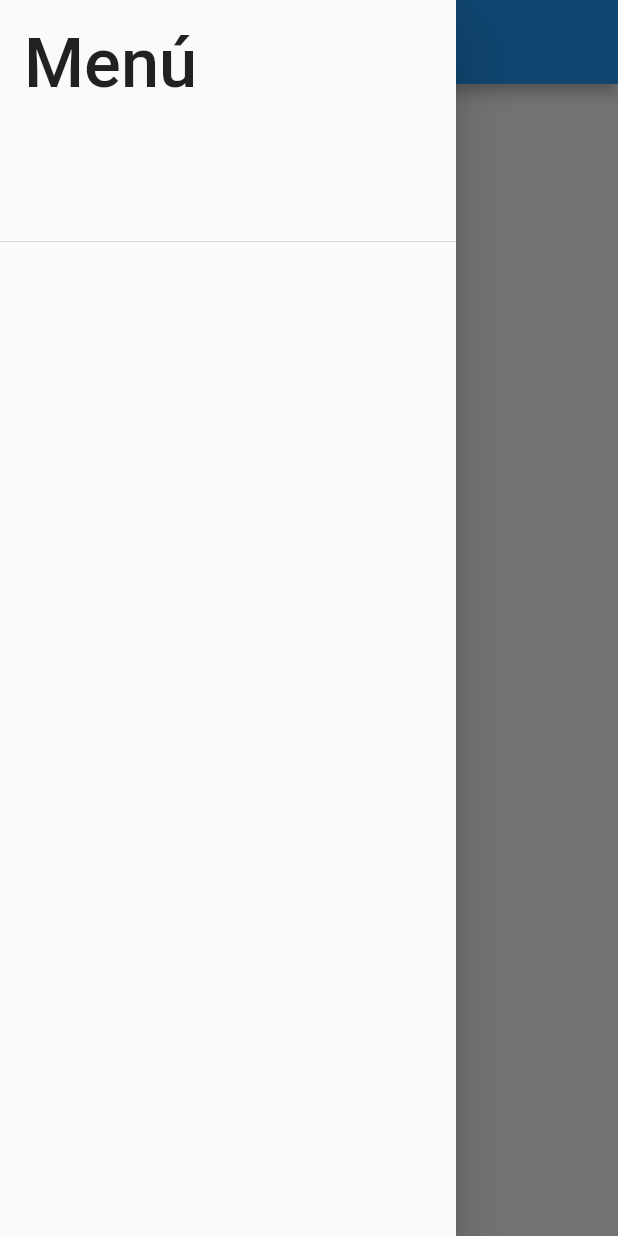
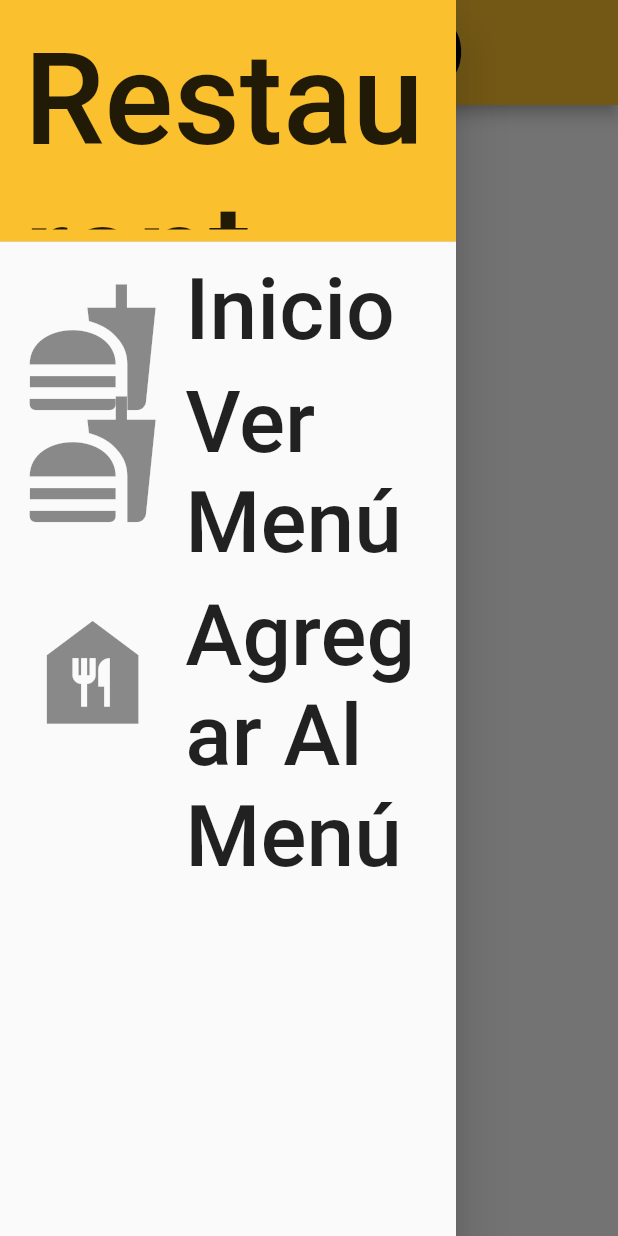
Before and after one commit to Sam200018/restaurant, a Flutter app: the screen it shows after launch, with the side drawer open, on a phone screen of 412 x 824 dp. Run offline on Flutter 3.47's test engine with Material 2 defaults, Android fonts, the phone set to English and light mode, and no system bars; our stand-ins replace flutter_screenutil.

Commit message:
Se agregaron las

```diff
--- a/lib/main.dart
+++ b/lib/main.dart
@@ -1,5 +1,7 @@
 import 'package:flutter/material.dart';
-import 'package:restaurant/pages/products_page.dart';
+import 'package:restaurant/pages/add_product_page.dart';
+import 'package:restaurant/pages/menu_page.dart';
+import 'package:restaurant/pages/tables_page.dart';
 
 void main() {
   runApp(MyApp());
@@ -15,9 +17,11 @@ class MyApp extends StatelessWidget {
         primarySwatch: Colors.blue,
         visualDensity: VisualDensity.adaptivePlatformDensity,
       ),
-      initialRoute: ProductsPage.id,
+      initialRoute: TablesPage.id,
       routes: {
-        ProductsPage.id: (_) => ProductsPage(),
+        TablesPage.id: (_) => TablesPage(),
+        MenuPage.id: (_) => MenuPage(),
+        AddProductPage.id: (_) => AddProductPage(),
       },
     );
   }
--- /dev/null
+++ b/lib/pages/add_product_page.dart
@@ -0,0 +1,22 @@
+import 'package:flutter/material.dart';
+import 'package:restaurant/widgets/slide_bar.dart';
+import 'package:restaurant/widgets/topBar.dart';
+
+class AddProductPage extends StatelessWidget {
+  static String id = 'add_product_page';
+
+  const AddProductPage({Key key}) : super(key: key);
+
+  @override
+  Widget build(BuildContext context) {
+    return Scaffold(
+      appBar: MyAppBar(
+        topTitle: 'Agregar al Menú',
+      ),
+      drawer: SlideBar(),
+      body: Center(
+        child: Text('Add Something'),
+      ),
+    );
+  }
+}
--- /dev/null
+++ b/lib/pages/menu_page.dart
@@ -0,0 +1,17 @@
+import 'package:flutter/material.dart';
+import 'package:restaurant/widgets/topBar.dart';
+
+class MenuPage extends StatelessWidget {
+  static String id = 'menu_page';
+  const MenuPage({Key key}) : super(key: key);
+
+  @override
+  Widget build(BuildContext context) {
+    return Scaffold(
+      appBar: MyAppBar(
+        topTitle: 'Menú',
+      ),
+      body: Center(child: Text('Menú')),
+    );
+  }
+}
--- a/lib/pages/products_page.dart
+++ /dev/null
@@ -1,40 +0,0 @@
-import 'package:flutter/material.dart';
-
-import 'package:flutter_screenutil/flutter_screenutil.dart';
-
-class ProductsPage extends StatefulWidget {
-  static String id = 'products_page';
-
-  @override
-  _ProductsPageState createState() => _ProductsPageState();
-}
-
-class _ProductsPageState extends State<ProductsPage> {
-  @override
-  Widget build(BuildContext context) {
-    ScreenUtil.init(context);
-
-    return Scaffold(
-      appBar: AppBar(
-        centerTitle: true,
-        title: Text(
-          'Menú',
-          style: TextStyle(fontSize: 50.ssp),
-        ),
-      ),
-      drawer: Drawer(
-        child: ListView(
-          children: [
-            DrawerHeader(
-              child: Text(
-                'Menú',
-                style: TextStyle(fontSize: 40.ssp),
-              ),
-            ),
-          ],
-        ),
-      ),
-      body: Center(),
-    );
-  }
-}
--- /dev/null
+++ b/lib/pages/table_page.dart
@@ -0,0 +1,12 @@
+import 'package:flutter/material.dart';
+
+class TablePage extends StatelessWidget {
+  const TablePage({Key key}) : super(key: key);
+
+  @override
+  Widget build(BuildContext context) {
+    return Container(
+      child: Text('aquí iría mesa'),
+    );
+  }
+}
--- /dev/null
+++ b/lib/pages/tables_page.dart
@@ -0,0 +1,26 @@
+import 'package:flutter/material.dart';
+
+import 'package:flutter_screenutil/flutter_screenutil.dart';
+import 'package:restaurant/widgets/slide_bar.dart';
+import 'package:restaurant/widgets/topBar.dart';
+
+class TablesPage extends StatefulWidget {
+  static String id = 'tables_page';
+
+  @override
+  _TablesPageState createState() => _TablesPageState();
+}
+
+class _TablesPageState extends State<TablesPage> {
+  @override
+  Widget build(BuildContext context) {
+    ScreenUtil.init(context);
+    return Scaffold(
+      appBar: MyAppBar(
+        topTitle: 'Inicio',
+      ),
+      drawer: SlideBar(),
+      body: Center(),
+    );
+  }
+}
--- /dev/null
+++ b/lib/widgets/slide_bar.dart
@@ -0,0 +1,68 @@
+import 'package:flutter/material.dart';
+import 'package:flutter_screenutil/flutter_screenutil.dart';
+import 'package:restaurant/pages/add_product_page.dart';
+import 'package:restaurant/pages/menu_page.dart';
+import 'package:restaurant/pages/tables_page.dart';
+
+class SlideBar extends StatelessWidget {
+  const SlideBar({Key key}) : super(key: key);
+
+  @override
+  Widget build(BuildContext context) {
+    ScreenUtil.init(context);
+    return Drawer(
+      child: ListView(
+        children: [
+          DrawerHeader(
+            decoration: BoxDecoration(
+              color: Colors.yellow[700],
+            ),
+            child: Text(
+              'Restaurant',
+              style: TextStyle(fontSize: 75.ssp),
+            ),
+          ),
+          ListTile(
+            leading: Icon(
+              Icons.fastfood,
+              size: 80.ssp,
+            ),
+            title: Text(
+              'Inicio',
+              style: TextStyle(fontSize: 50.ssp),
+            ),
+            onTap: () {
+              Navigator.pushNamed(context, TablesPage.id);
+            },
+          ),
+          ListTile(
+            leading: Icon(
+              Icons.fastfood,
+              size: 80.ssp,
+            ),
+            title: Text(
+              'Ver Menú',
+              style: TextStyle(fontSize: 50.ssp),
+            ),
+            onTap: () {
+              Navigator.pushNamed(context, MenuPage.id);
+            },
+          ),
+          ListTile(
+            leading: Icon(
+              Icons.food_bank_sharp,
+              size: 80.ssp,
+            ),
+            title: Text(
+              'Agregar Al Menú',
+              style: TextStyle(fontSize: 50.ssp),
+            ),
+            onTap: () {
+              Navigator.pushNamed(context, AddProductPage.id);
+            },
+          )
+        ],
+      ),
+    );
+  }
+}
--- /dev/null
+++ b/lib/widgets/topBar.dart
@@ -0,0 +1,26 @@
+import 'package:flutter/material.dart';
+import 'package:flutter_screenutil/flutter_screenutil.dart';
+
+class MyAppBar extends StatelessWidget implements PreferredSizeWidget {
+  final String topTitle;
+  const MyAppBar({
+    @required this.topTitle,
+    Key key,
+  }) : super(key: key);
+
+  @override
+  Size get preferredSize => const Size.fromHeight(70);
+
+  @override
+  Widget build(BuildContext context) {
+    ScreenUtil.init(context);
+    return AppBar(
+      backgroundColor: Colors.yellow[700],
+      centerTitle: true,
+      title: Text(
+        topTitle,
+        style: TextStyle(fontSize: 75.ssp, color: Colors.black),
+      ),
+    );
+  }
+}
```
